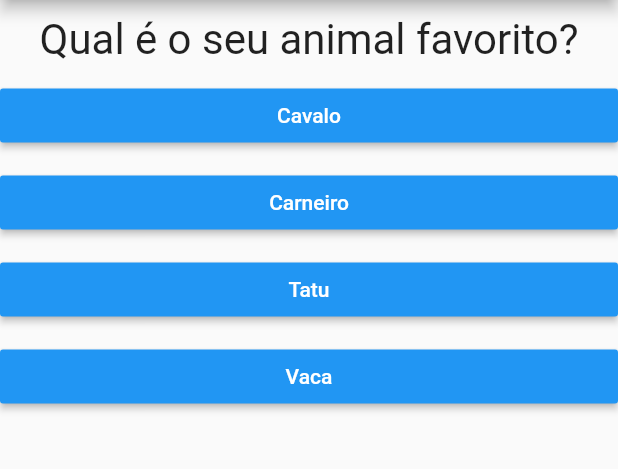
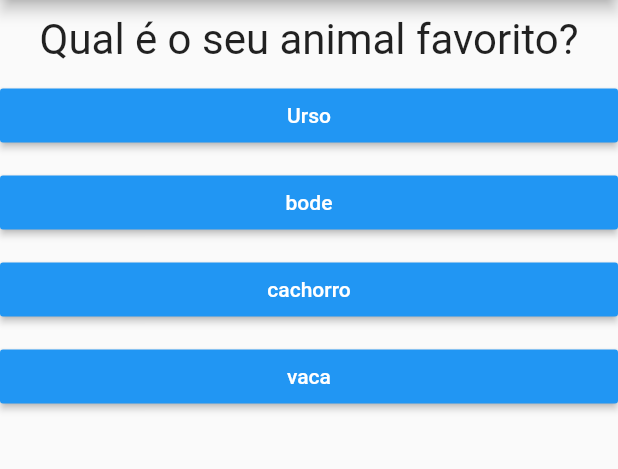
Before and after one commit to derek-alves/Flutter, a Flutter app: the screen it shows after launch, after a tap on "Preto", on a phone screen of 412 x 824 dp, the part 84-553 px from its top. Run offline on Flutter 3.47's test engine with Material 2 defaults, Android fonts, the phone set to English and light mode, and no system bars.

Commit message:
project done

```diff
--- a/projeto_quizz/lib/main.dart
+++ b/projeto_quizz/lib/main.dart
@@ -7,28 +7,52 @@ main() => runApp(QuizzApp());
 
 class _PerguntaAppState extends State<QuizzApp> {
   var _perguntaSelecionada = 0;
+  var _pontuacaoTotal = 0;
 
   final List<Map<String, Object>> _perguntas = const [
     {
       "texto": "Qual é sua cor favorita?",
-      "respostas": ['Preto', 'Vermelho', 'Verde', 'Branco']
+      "respostas": [
+        {'texto': 'Preto', 'pontuacao': 4},
+        {'texto': 'rosa', 'pontuacao': 2},
+        {'texto': 'branco', 'pontuacao': 3},
+        {'texto': 'azul', 'pontuacao': 7},
+      ]
     },
     {
       "texto": "Qual é o seu animal favorito?",
-      "respostas": ['Cavalo', 'Carneiro', 'Tatu', 'Vaca']
+      "respostas": [
+        {'texto': 'Urso', 'pontuacao': 4},
+        {'texto': 'bode', 'pontuacao': 10},
+        {'texto': 'cachorro', 'pontuacao': 5},
+        {'texto': 'vaca', 'pontuacao': 9},
+      ]
     },
     {
       "texto": "Qual é o seu instrutor favorito?",
-      "respostas": ['Maria', 'Paulo', 'Pablo', 'Parang']
+      "respostas": [
+        {'texto': 'Paulo', 'pontuacao': 10},
+        {'texto': 'Pablo', 'pontuacao': 2},
+        {'texto': 'Dirce', 'pontuacao': 3},
+        {'texto': 'Bruna', 'pontuacao': 7},
+      ]
     }
   ];
 
-  void _responder() {
+  void _responder(int pontuacao) {
     if (temPerguntaSelecionada) {
       setState(() {
         _perguntaSelecionada++;
+        _pontuacaoTotal += pontuacao;
       });
     }
+  }
+
+  void _reiniciarQuestionario() {
+    setState(() {
+      _perguntaSelecionada = 0;
+      _pontuacaoTotal = 0;
+    });
   }
 
   bool get temPerguntaSelecionada {
@@ -54,7 +78,7 @@ class _PerguntaAppState extends State<QuizzApp> {
                 perguntas: _perguntas,
                 perguntaSelecionada: _perguntaSelecionada,
                 responder: _responder)
-            : Resultado(),
+            : Resultado(_pontuacaoTotal, _reiniciarQuestionario),
       ),
     );
   }
--- a/projeto_quizz/lib/questionario.dart
+++ b/projeto_quizz/lib/questionario.dart
@@ -5,7 +5,7 @@ import './resposta.dart';
 class Questionario extends StatelessWidget {
   final List<Map<String, Object>> perguntas;
   final int perguntaSelecionada;
-  final void Function() responder;
+  final void Function(int) responder;
 
   Questionario({
     @required this.perguntas,
@@ -19,14 +19,19 @@ class Questionario extends StatelessWidget {
 
   @override
   Widget build(BuildContext context) {
-    List<String> respostas = temPerguntaSelecionada
+    List<Map<String, Object>> respostas = temPerguntaSelecionada
         ? perguntas[perguntaSelecionada]['respostas']
         : null;
 
     return Column(
       children: <Widget>[
         Questao(perguntas[perguntaSelecionada]['texto']),
-        ...respostas.map((texto) => Resposta(texto, responder)).toList(),
+        ...respostas.map((resp) {
+          return Resposta(
+            resp['texto'],
+            () => responder(resp['pontuacao']),
+          );
+        }).toList(),
       ],
     );
   }
```
Also changed, not shown: projeto_quizz/lib/resultado.dart (+36 -5 lines).
